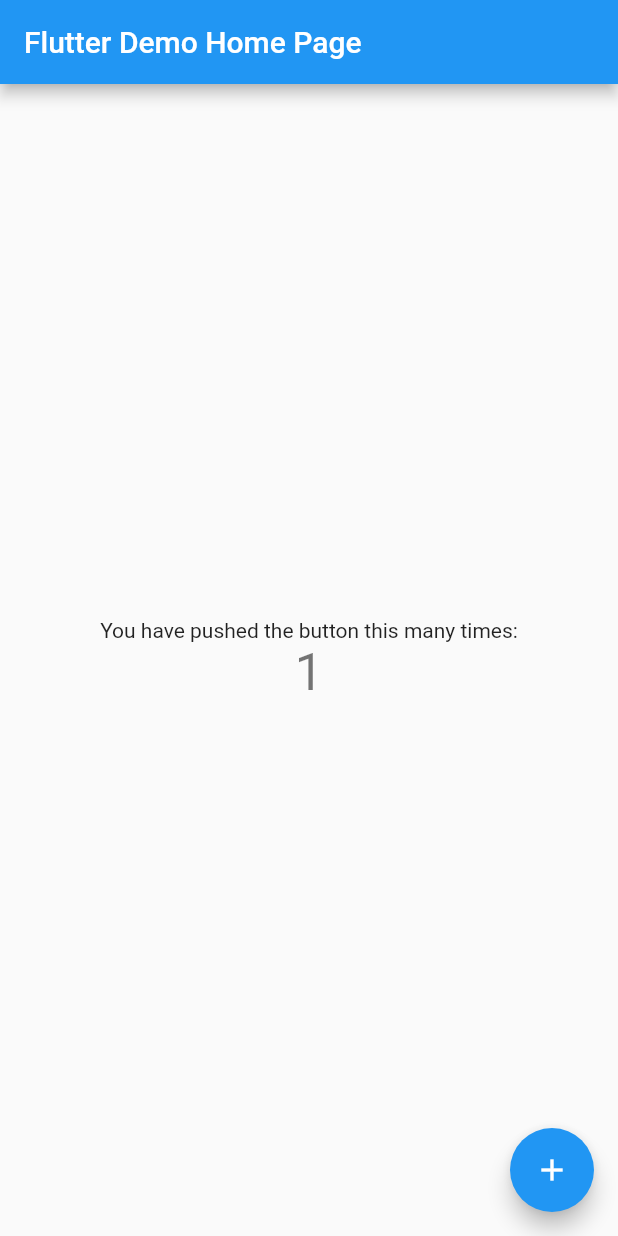
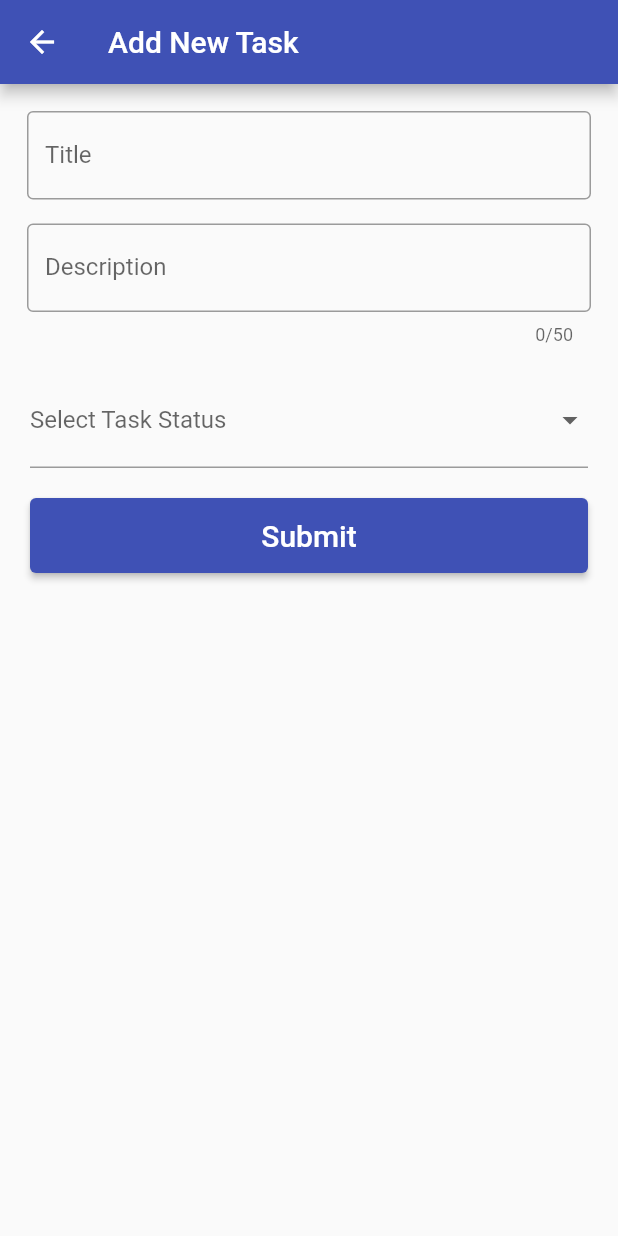
Before and after one commit to KavinduR98/TaskBuddy, a Flutter app: the screen it shows after launch, after a tap on the "add" icon, on a phone screen of 412 x 824 dp. Run offline on Flutter 3.47's test engine with Material 2 defaults, Android fonts, the phone set to English and light mode, and no system bars.

Commit message:
Create add new task page

```diff
--- a/lib/main.dart
+++ b/lib/main.dart
@@ -1,4 +1,6 @@
 import 'package:flutter/material.dart';
+import 'package:todo_app_firebase/project/add.dart';
+import 'project/home.dart';
 
 void main() {
   runApp(const MyApp());
@@ -7,109 +9,15 @@
 class MyApp extends StatelessWidget {
   const MyApp({super.key});
 
-  // This widget is the root of your application.
   @override
   Widget build(BuildContext context) {
     return MaterialApp(
-      title: 'Flutter Demo',
-      theme: ThemeData(
-        // This is the theme of your application.
-        //
-        // Try running your application with "flutter run". You'll see the
-        // application has a blue toolbar. Then, without quitting the app, try
-        // changing the primarySwatch below to Colors.green and then invoke
-        // "hot reload" (press "r" in the console where you ran "flutter run",
-        // or simply save your changes to "hot reload" in a Flutter IDE).
-        // Notice that the counter didn't reset back to zero; the application
-        // is not restarted.
-        primarySwatch: Colors.blue,
-      ),
-      home: const MyHomePage(title: 'Flutter Demo Home Page'),
+      title: "Demo App",
+      routes: {
+        '/': (context) => const HomePage(),
+        '/add': (context) => const AddTask()
+      },
+      initialRoute: '/',
     );
   }
 }
-
-class MyHomePage extends StatefulWidget {
-  const MyHomePage({super.key, required this.title});
-
-  // This widget is the home page of your application. It is stateful, meaning
-  // that it has a State object (defined below) that contains fields that affect
-  // how it looks.
-
-  // This class is the configuration for the state. It holds the values (in this
-  // case the title) provided by the parent (in this case the App widget) and
-  // used by the build method of the State. Fields in a Widget subclass are
-  // always marked "final".
-
-  final String title;
-
-  @override
-  State<MyHomePage> createState() => _MyHomePageState();
-}
-
-class _MyHomePageState extends State<MyHomePage> {
-  int _counter = 0;
-
-  void _incrementCounter() {
-    setState(() {
-      // This call to setState tells the Flutter framework that something has
-      // changed in this State, which causes it to rerun the build method below
-      // so that the display can reflect the updated values. If we changed
-      // _counter without calling setState(), then the build method would not be
-      // called again, and so nothing would appear to happen.
-      _counter++;
-    });
-  }
-
-  @override
-  Widget build(BuildContext context) {
-    // This method is rerun every time setState is called, for instance as done
-    // by the _incrementCounter method above.
-    //
-    // The Flutter framework has been optimized to make rerunning build methods
-    // fast, so that you can just rebuild anything that needs updating rather
-    // than having to individually change instances of widgets.
-    return Scaffold(
-      appBar: AppBar(
-        // Here we take the value from the MyHomePage object that was created by
-        // the App.build method, and use it to set our appbar title.
-        title: Text(widget.title),
-      ),
-      body: Center(
-        // Center is a layout widget. It takes a single child and positions it
-        // in the middle of the parent.
-        child: Column(
-          // Column is also a layout widget. It takes a list of children and
-          // arranges them vertically. By default, it sizes itself to fit its
-          // children horizontally, and tries to be as tall as its parent.
-          //
-          // Invoke "debug painting" (press "p" in the console, choose the
-          // "Toggle Debug Paint" action from the Flutter Inspector in Android
-          // Studio, or the "Toggle Debug Paint" command in Visual Studio Code)
-          // to see the wireframe for each widget.
-          //
-          // Column has various properties to control how it sizes itself and
-          // how it positions its children. Here we use mainAxisAlignment to
-          // center the children vertically; the main axis here is the vertical
-          // axis because Columns are vertical (the cross axis would be
-          // horizontal).
-          mainAxisAlignment: MainAxisAlignment.center,
-          children: <Widget>[
-            const Text(
-              'You have pushed the button this many times:',
-            ),
-            Text(
-              '$_counter',
-              style: Theme.of(context).textTheme.headlineMedium,
-            ),
-          ],
-        ),
-      ),
-      floatingActionButton: FloatingActionButton(
-        onPressed: _incrementCounter,
-        tooltip: 'Increment',
-        child: const Icon(Icons.add),
-      ), // This trailing comma makes auto-formatting nicer for build methods.
-    );
-  }
-}
--- /dev/null
+++ b/lib/project/add.dart
@@ -0,0 +1,78 @@
+import 'package:flutter/material.dart';
+
+class AddTask extends StatefulWidget {
+  const AddTask({super.key});
+
+  @override
+  State<AddTask> createState() => _AddTaskState();
+}
+
+class _AddTaskState extends State<AddTask> {
+  final actionType = ['P', 'C'];
+  String? selectedActionType;
+
+  @override
+  Widget build(BuildContext context) {
+    return Scaffold(
+      appBar: AppBar(
+        title: const Text('Add New Task'),
+        backgroundColor: Colors.indigo,
+      ),
+      body: Padding(
+        padding: const EdgeInsets.all(10.0),
+        child: Column(
+          // ignore: prefer_const_literals_to_create_immutables
+          children: [
+            // ignore: prefer_const_constructors
+            Padding(
+              padding: const EdgeInsets.all(8.0),
+              child: const TextField(
+                decoration: InputDecoration(
+                    border: OutlineInputBorder(), label: Text('Title')),
+              ),
+            ),
+            const Padding(
+              padding: EdgeInsets.all(8.0),
+              child: TextField(
+                keyboardType: TextInputType.multiline,
+                maxLength: 50,
+                decoration: InputDecoration(
+                    border: OutlineInputBorder(), label: Text('Description')),
+              ),
+            ),
+
+            Padding(
+              padding: const EdgeInsets.all(10.0),
+              child: DropdownButtonFormField(
+                  decoration:
+                      const InputDecoration(label: Text('Select Task Status')),
+                  items: actionType
+                      .map((e) => DropdownMenuItem(
+                            value: e,
+                            child: Text(e),
+                          ))
+                      .toList(),
+                  onChanged: (val) {
+                    selectedActionType = val;
+                  }),
+            ),
+            Padding(
+              padding: const EdgeInsets.all(10.0),
+              child: ElevatedButton(
+                  onPressed: () {},
+                  style: ButtonStyle(
+                      minimumSize: MaterialStateProperty.all(
+                          const Size(double.infinity, 50)),
+                      backgroundColor:
+                          MaterialStateProperty.all(Colors.indigo)),
+                  child: const Text(
+                    'Submit',
+                    style: TextStyle(fontSize: 20.0),
+                  )),
+            )
+          ],
+        ),
+      ),
+    );
+  }
+}
--- /dev/null
+++ b/lib/project/home.dart
@@ -0,0 +1,32 @@
+import 'package:flutter/material.dart';
+
+class HomePage extends StatefulWidget {
+  const HomePage({super.key});
+
+  @override
+  State<HomePage> createState() => _HomePageState();
+}
+
+class _HomePageState extends State<HomePage> {
+  @override
+  Widget build(BuildContext context) {
+    return Scaffold(
+      appBar: AppBar(
+        title: const Text('All ToDos'),
+        backgroundColor: Colors.indigo,
+      ),
+      floatingActionButton: FloatingActionButton(
+        onPressed: () {
+          Navigator.pushNamed(context, '/add');
+        },
+        backgroundColor: Colors.indigo,
+        // ignore: prefer_const_constructors
+        child: Icon(
+          Icons.add,
+          size: 40.0,
+        ),
+      ),
+      floatingActionButtonLocation: FloatingActionButtonLocation.centerFloat,
+    );
+  }
+}
```
